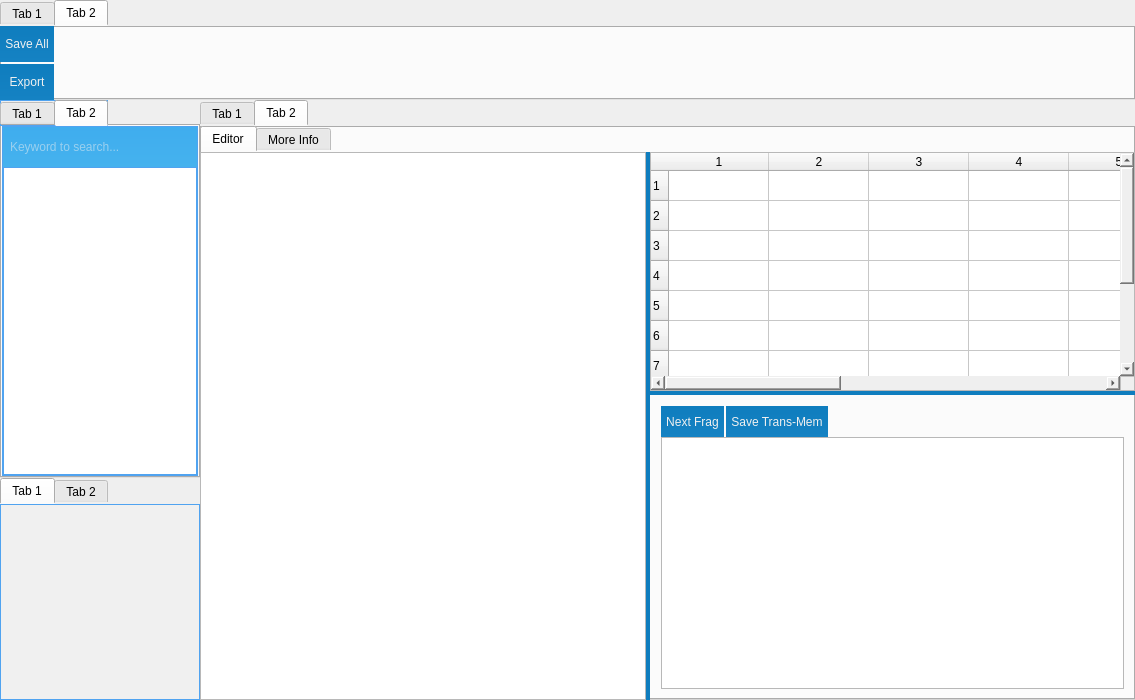
Qt form MainWindow.ui (longteng9/WikiMate) before a commit.
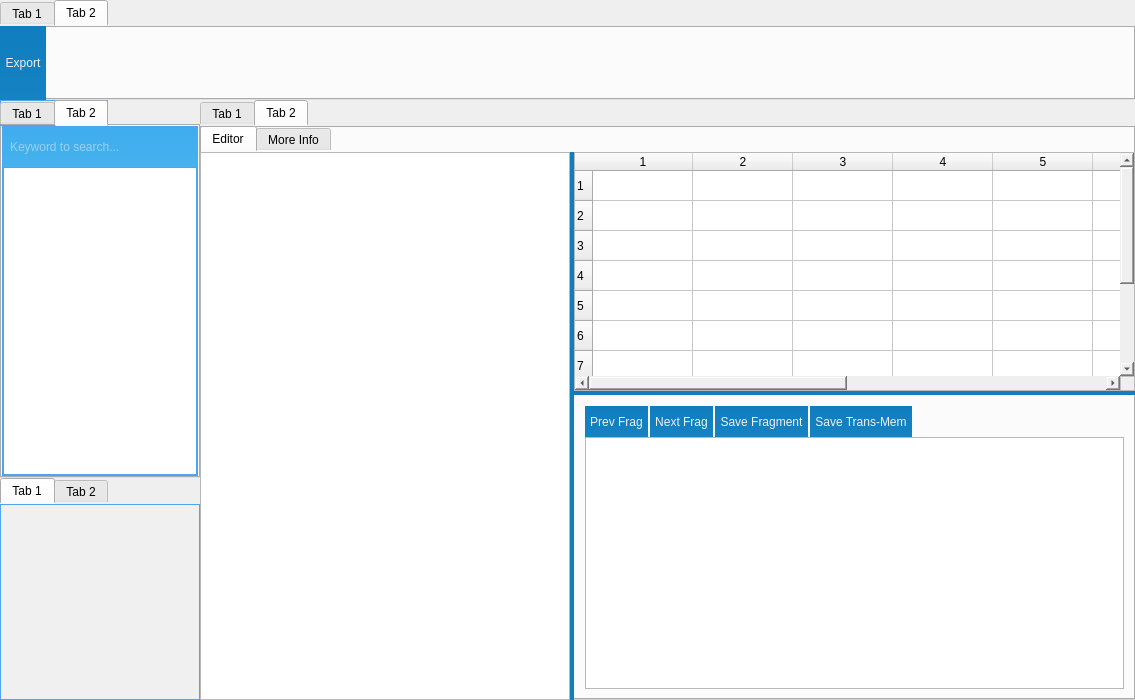
The same form after that commit. Custom widgets are drawn as their Qt base class.

```diff
--- a/MainWindow.ui
+++ b/MainWindow.ui
@@ -343,40 +343,6 @@
             <property name="spacing">
              <number>2</number>
             </property>
-            <item>
-             <widget class="QPushButton" name="btnSave">
-              <property name="sizePolicy">
-               <sizepolicy hsizetype="Minimum" vsizetype="Expanding">
-                <horstretch>0</horstretch>
-                <verstretch>0</verstretch>
-               </sizepolicy>
-              </property>
-              <property name="styleSheet">
-               <string notr="true">QPushButton{
-font: 10pt &quot;Verdana&quot;;
-border-style: none;
-border: 0px;
-color: #F0F0F0;
-padding: 5px;	
-min-height: 20px;
-border-radius:0px;
-background: qlineargradient(spread:pad, x1:0, y1:0, x2:0, y2:1, stop:0 #0F7DBE, stop:1 #1582C3); }
-QPushButton:hover{ 
-	background: qlineargradient(spread:pad, x1:0, y1:0, x2:0, y2:1, stop:0 #50A3F0, stop:1 #489CEA);
-}
-
-QPushButton:pressed{ 
-	background: qlineargradient(spread:pad, x1:0, y1:0, x2:0, y2:1, stop:0 #0F7DBE, stop:1 #1582C3);
-}</string>
-              </property>
-              <property name="text">
-               <string>Save All</string>
-              </property>
-              <property name="flat">
-               <bool>true</bool>
-              </property>
-             </widget>
-            </item>
             <item>
              <widget class="QPushButton" name="btnExport">
               <property name="sizePolicy">
@@ -871,6 +837,46 @@
                         <property name="bottomMargin">
                          <number>0</number>
                         </property>
+                        <item>
+                         <widget class="QPushButton" name="btnPrevFrag">
+                          <property name="sizePolicy">
+                           <sizepolicy hsizetype="Preferred" vsizetype="Preferred">
+                            <horstretch>0</horstretch>
+                            <verstretch>0</verstretch>
+                           </sizepolicy>
+                          </property>
+                          <property name="maximumSize">
+                           <size>
+                            <width>16777215</width>
+                            <height>40</height>
+                           </size>
+                          </property>
+                          <property name="styleSheet">
+                           <string notr="true">QPushButton{
+font: 10pt &quot;Verdana&quot;;
+border-style: none;
+border: 0px;
+color: #F0F0F0;
+padding: 5px;	
+min-height: 20px;
+border-radius:0px;
+background: qlineargradient(spread:pad, x1:0, y1:0, x2:0, y2:1, stop:0 #0F7DBE, stop:1 #1582C3); }
+QPushButton:hover{ 
+	background: qlineargradient(spread:pad, x1:0, y1:0, x2:0, y2:1, stop:0 #50A3F0, stop:1 #489CEA);
+}
+
+QPushButton:pressed{ 
+	background: qlineargradient(spread:pad, x1:0, y1:0, x2:0, y2:1, stop:0 #0F7DBE, stop:1 #1582C3);
+}</string>
+                          </property>
+                          <property name="text">
+                           <string>Prev Frag</string>
+                          </property>
+                          <property name="flat">
+                           <bool>true</bool>
+                          </property>
+                         </widget>
+                        </item>
                         <item>
                          <widget class="QPushButton" name="btnNextFrag">
                           <property name="sizePolicy">
@@ -911,6 +917,46 @@
                           </property>
                          </widget>
                         </item>
+                        <item>
+                         <widget class="QPushButton" name="btnSaveFrag">
+                          <property name="sizePolicy">
+                           <sizepolicy hsizetype="Preferred" vsizetype="Preferred">
+                            <horstretch>0</horstretch>
+                            <verstretch>0</verstretch>
+                           </sizepolicy>
+                          </property>
+                          <property name="maximumSize">
+                           <size>
+                            <width>16777215</width>
+                            <height>40</height>
+                           </size>
+                          </property>
+                          <property name="styleSheet">
+                           <string notr="true">QPushButton{
+font: 10pt &quot;Verdana&quot;;
+border-style: none;
+border: 0px;
+color: #F0F0F0;
+padding: 5px;	
+min-height: 20px;
+border-radius:0px;
+background: qlineargradient(spread:pad, x1:0, y1:0, x2:0, y2:1, stop:0 #0F7DBE, stop:1 #1582C3); }
+QPushButton:hover{ 
+	background: qlineargradient(spread:pad, x1:0, y1:0, x2:0, y2:1, stop:0 #50A3F0, stop:1 #489CEA);
+}
+
+QPushButton:pressed{ 
+	background: qlineargradient(spread:pad, x1:0, y1:0, x2:0, y2:1, stop:0 #0F7DBE, stop:1 #1582C3);
+}</string>
+                          </property>
+                          <property name="text">
+                           <string>Save Fragment</string>
+                          </property>
+                          <property name="flat">
+                           <bool>true</bool>
+                          </property>
+                         </widget>
+                        </item>
                         <item>
                          <widget class="QPushButton" name="btnSaveTransMem">
                           <property name="sizePolicy">
```
Left out of the diff: 6 changed lines with no effect on the pictures.
